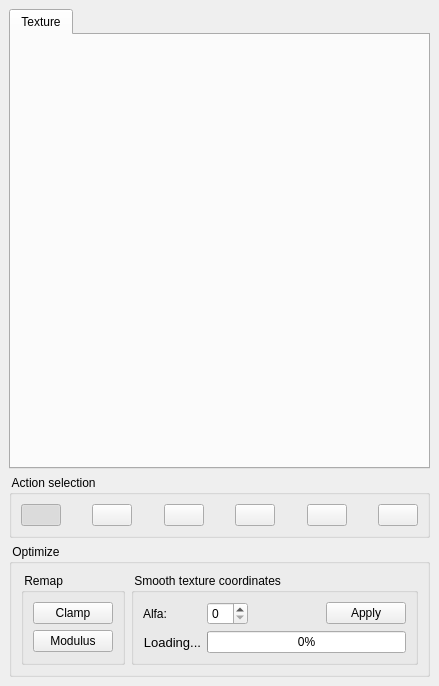
cnr-isti-vclab/meshlab, file src/fgt/edit_texture/textureeditor.ui: the form before one commit.
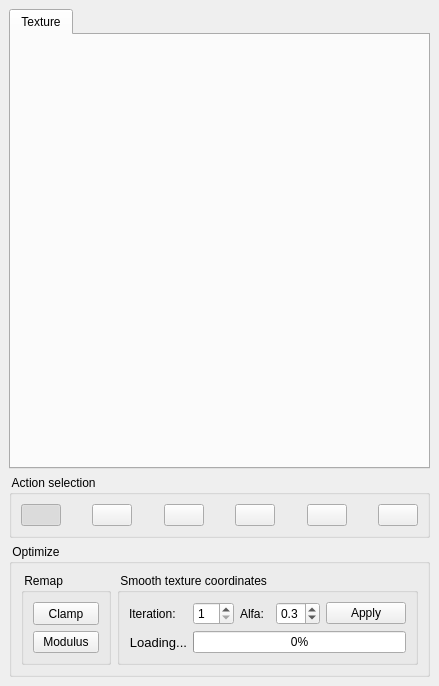
The form after the commit. Icons and pictures are not drawn.

Diff of the .ui file:
```diff
--- a/src/fgt/edit_texture/textureeditor.ui
+++ b/src/fgt/edit_texture/textureeditor.ui
@@ -308,6 +308,12 @@
       </property>
       <item>
        <widget class="QGroupBox" name="groupBox_4" >
+        <property name="maximumSize" >
+         <size>
+          <width>90</width>
+          <height>16777215</height>
+         </size>
+        </property>
         <property name="title" >
          <string> Remap </string>
         </property>
@@ -320,6 +326,15 @@
          </property>
          <item>
           <widget class="QPushButton" name="clampButton" >
+           <property name="maximumSize" >
+            <size>
+             <width>70</width>
+             <height>23</height>
+            </size>
+           </property>
+           <property name="toolTip" >
+            <string>Clamp texture coordinates of of border</string>
+           </property>
            <property name="text" >
             <string>Clamp</string>
            </property>
@@ -327,6 +342,15 @@
          </item>
          <item>
           <widget class="QPushButton" name="modulusButton" >
+           <property name="maximumSize" >
+            <size>
+             <width>70</width>
+             <height>23</height>
+            </size>
+           </property>
+           <property name="toolTip" >
+            <string>Apply moudlus operator to texture coordinates out of border</string>
+           </property>
            <property name="text" >
             <string>Modulus</string>
            </property>
@@ -347,17 +371,59 @@
          <property name="spacing" >
           <number>6</number>
          </property>
+         <item row="0" column="2" >
+          <widget class="QLabel" name="label_5" >
+           <property name="text" >
+            <string>Alfa:</string>
+           </property>
+          </widget>
+         </item>
          <item row="0" column="3" >
+          <widget class="QDoubleSpinBox" name="spinBoxAlfa" >
+           <property name="decimals" >
+            <number>1</number>
+           </property>
+           <property name="maximum" >
+            <double>1.000000000000000</double>
+           </property>
+           <property name="singleStep" >
+            <double>0.100000000000000</double>
+           </property>
+           <property name="value" >
+            <double>0.300000000000000</double>
+           </property>
+          </widget>
+         </item>
+         <item row="0" column="4" >
           <widget class="QPushButton" name="smoothButton" >
            <property name="text" >
             <string>Apply</string>
            </property>
           </widget>
          </item>
-         <item row="0" column="0" >
-          <widget class="QLabel" name="label_5" >
-           <property name="text" >
-            <string>Alfa:</string>
+         <item row="0" column="1" >
+          <widget class="QSpinBox" name="spinBoxIteration" >
+           <property name="maximum" >
+            <number>10</number>
+           </property>
+           <property name="minimum" >
+            <number>1</number>
+           </property>
+           <property name="value" >
+            <number>1</number>
+           </property>
+          </widget>
+         </item>
+         <item row="1" column="1" colspan="4" >
+          <widget class="QProgressBar" name="progressBar" >
+           <property name="maximum" >
+            <number>100</number>
+           </property>
+           <property name="value" >
+            <number>0</number>
+           </property>
+           <property name="orientation" >
+            <enum>Qt::Horizontal</enum>
            </property>
           </widget>
          </item>
@@ -385,32 +451,10 @@
            </property>
           </widget>
          </item>
-         <item row="0" column="1" >
-          <widget class="QSpinBox" name="spinBoxAlfa" />
-         </item>
-         <item row="0" column="2" >
-          <spacer>
-           <property name="orientation" >
-            <enum>Qt::Horizontal</enum>
-           </property>
-           <property name="sizeHint" >
-            <size>
-             <width>40</width>
-             <height>20</height>
-            </size>
-           </property>
-          </spacer>
-         </item>
-         <item row="1" column="1" colspan="3" >
-          <widget class="QProgressBar" name="progressBar" >
-           <property name="maximum" >
-            <number>100</number>
-           </property>
-           <property name="value" >
-            <number>0</number>
-           </property>
-           <property name="orientation" >
-            <enum>Qt::Horizontal</enum>
+         <item row="0" column="0" >
+          <widget class="QLabel" name="label" >
+           <property name="text" >
+            <string>Iteration:</string>
            </property>
           </widget>
          </item>
```
Left out of the diff: 14 changed lines with no effect on the pictures.
